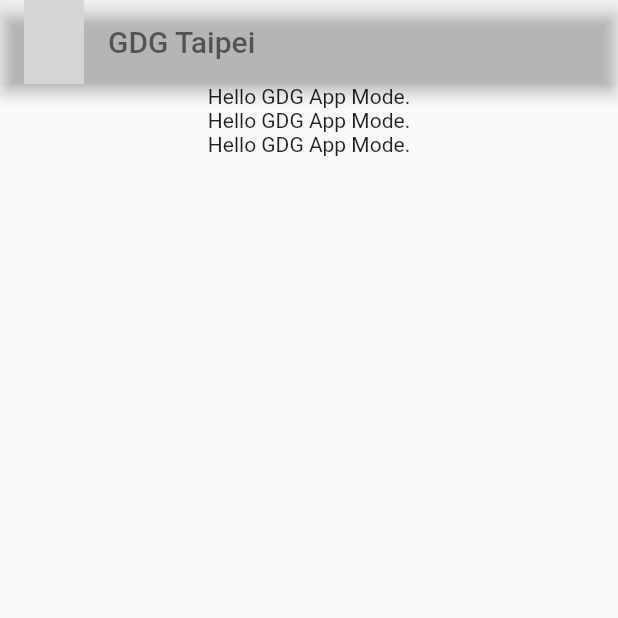
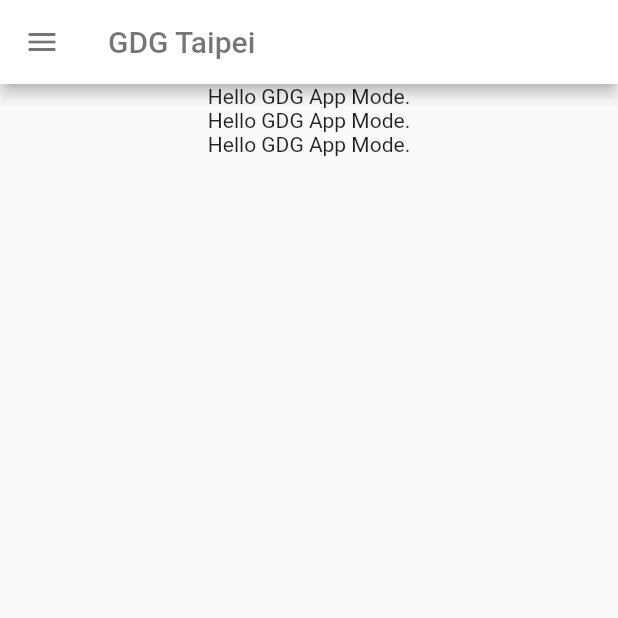
Before and after one commit to TakumaLee/KirinWeb, a Flutter app: the screen it shows after launch, on a phone screen of 412 x 824 dp, the top half of it. Run offline on Flutter 3.47's test engine with Material 2 defaults, Android fonts, the phone set to English and light mode, and no system bars; missing offline and left inert: flutter_web; Roboto replaces fonts that are missing (Google); grey boxes are pictures that could not be loaded.

Commit message:
Add drawer and burger menu to open drawer.

```diff
--- a/lib/views/HomePageWidget.dart
+++ b/lib/views/HomePageWidget.dart
@@ -14,6 +14,8 @@ class HomePageWidget extends StatefulWidget {
 }
 
 class _HomePageWidgetState extends State<HomePageWidget> {
+
+  GlobalKey<ScaffoldState> _scaffoldKey = GlobalKey<ScaffoldState>();
 
   final String title;
   final String labelFontFamily = 'Google';
@@ -61,6 +63,7 @@ class _HomePageWidgetState extends State<HomePageWidget> {
 
   Widget getAppScreen() {
     return Scaffold(
+      key: _scaffoldKey,
       drawer: Drawer(
         child: ListView(
           children: <Widget>[
@@ -85,7 +88,18 @@ class _HomePageWidgetState extends State<HomePageWidget> {
           ],
         ),
       ),
-      appBar: PreferredSize(child: HomeAppBar(title), preferredSize: Size.fromHeight(56)),
+      appBar: AppBar(
+        title: Text(title, style: TextStyle(color: Colors.black54, fontFamily: labelFontFamily),),
+        leading: IconButton(
+          icon: Icon(Icons.menu),
+          onPressed: () {
+            _scaffoldKey.currentState.openDrawer();
+          },
+        ),
+        iconTheme: IconThemeData(color: Colors.black54),
+        backgroundColor: Colors.white,
+        automaticallyImplyLeading: true,
+      ),
       body: ListView(
         children: <Widget>[
           Center(
```
Also changed, not shown: 2 other files.
